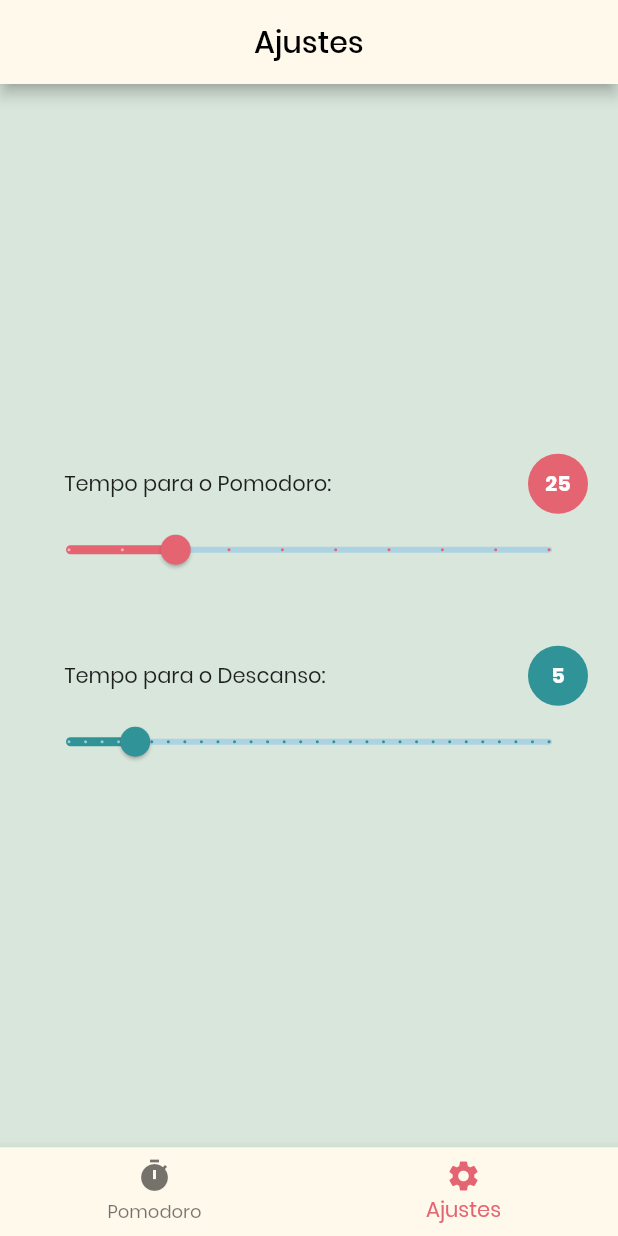
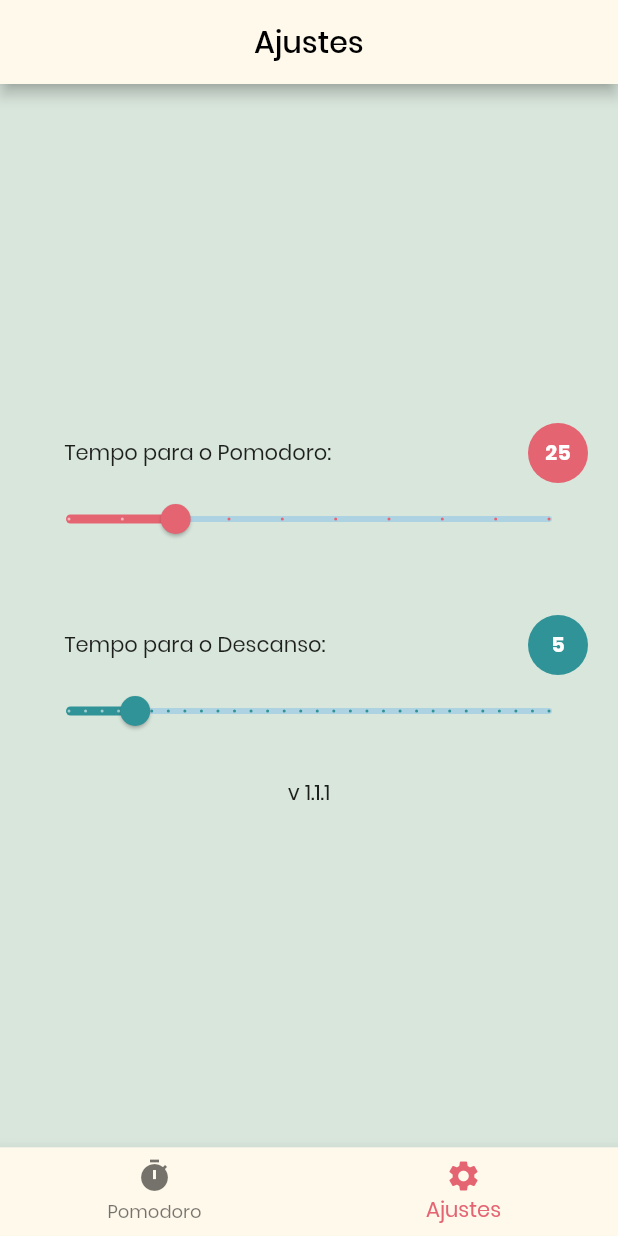
Before and after one commit to danilodumba/tomafoco, a Flutter app: the screen it shows after launch, item 2 of the bottom bar chosen, on a phone screen of 412 x 824 dp. Run offline on Flutter 3.47's test engine with Material 2 defaults, Android fonts, the phone set to English and light mode, and no system bars; our stand-ins replace device_info_plus, event_bus, flutter_local_notifications, get_it, percent_indicator, shared_preferences; missing offline and left inert: flutter_background_service, flutter_background_service_android, shared_preferences_web.

Commit message:
Incluindo o numero da versao

```diff
--- a/lib/pages/settings_page.dart
+++ b/lib/pages/settings_page.dart
@@ -106,7 +106,11 @@ class _SettingsPageState extends State<SettingsPage> {
                     label: sleepTime.toString(),
                     min: 1,
                     max: 30,
-                  )
+                  ),
+                  SizedBox(
+                    height: 20,
+                  ),
+                  Center(child: Text("v 1.1.1")),
                 ],
               ),
             );
```
Also changed, not shown: lib/services/background_service.dart (+6 -4 lines), 2 other files.
